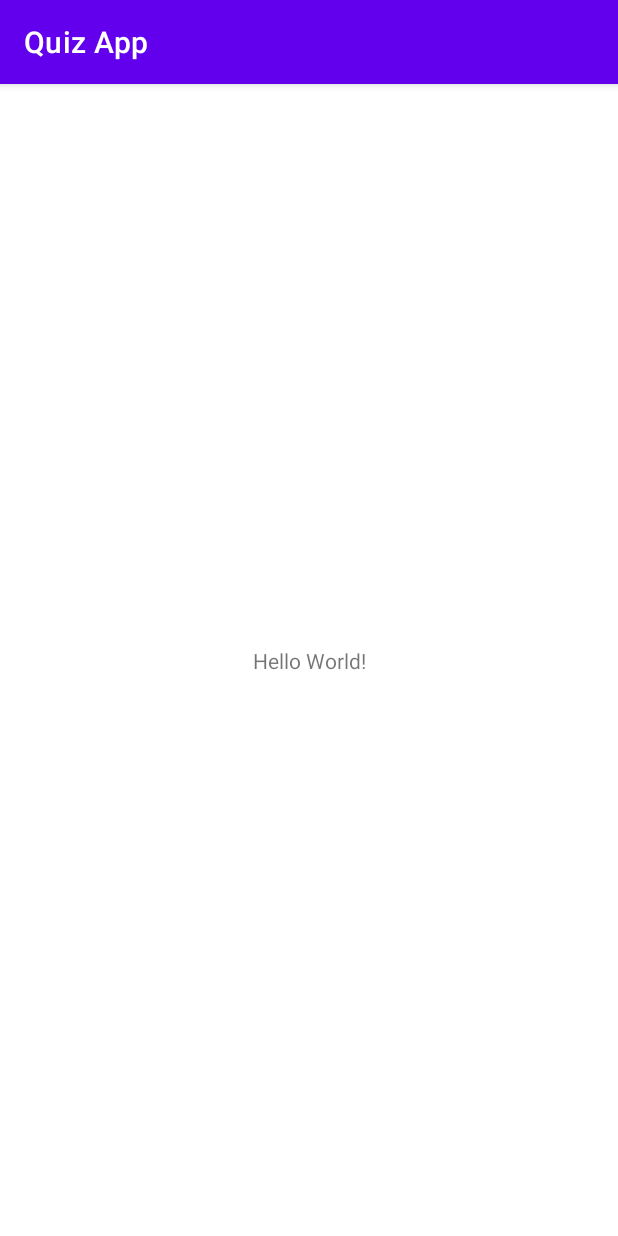
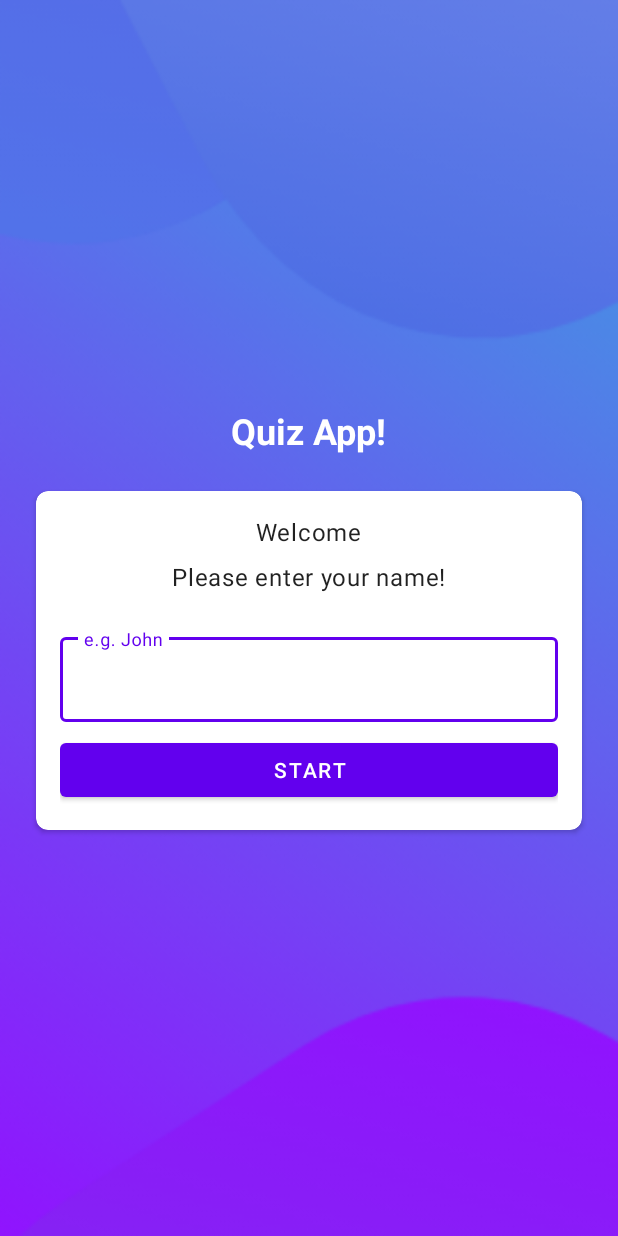
Before and after one commit to budifauzan/QuizApp, an Android app: the screen it shows after launch (MainActivity), on a phone screen of 412 x 824 dp. Run offline under Robolectric (Android 15) with nearby library versions, the phone set to English and light mode, and no system bars.

Commit message:
UI and displaying quiz questions

```diff
--- a/app/src/main/AndroidManifest.xml
+++ b/app/src/main/AndroidManifest.xml
@@ -14,8 +14,12 @@
         android:theme="@style/Theme.QuizApp"
         tools:targetApi="31">
         <activity
+            android:name=".QuizQuestionsActivity"
+            android:exported="false" />
+        <activity
             android:name=".MainActivity"
-            android:exported="true">
+            android:exported="true"
+            android:screenOrientation="sensorPortrait">
             <intent-filter>
                 <action android:name="android.intent.action.MAIN" />
 
--- a/app/src/main/java/com/example/quizapp/MainActivity.kt
+++ b/app/src/main/java/com/example/quizapp/MainActivity.kt
@@ -1,11 +1,37 @@
 package com.example.quizapp
 
+import android.content.Intent
 import androidx.appcompat.app.AppCompatActivity
 import android.os.Bundle
+import android.widget.Button
+import android.widget.EditText
+import android.widget.Toast
 
 class MainActivity : AppCompatActivity() {
+    private var edtName: EditText? = null
+    private var btnStart: Button? = null
     override fun onCreate(savedInstanceState: Bundle?) {
         super.onCreate(savedInstanceState)
         setContentView(R.layout.activity_main)
+        initializeView()
+        setOnClick()
+    }
+
+    private fun initializeView() {
+        edtName = findViewById(R.id.edt_activity_main_name)
+        btnStart = findViewById(R.id.btn_activity_main_start)
+    }
+
+    private fun setOnClick() {
+        btnStart?.setOnClickListener {
+            if (edtName?.text.toString().isEmpty()) {
+                Toast.makeText(this, "Please enter your name!", Toast.LENGTH_SHORT).show()
+            } else {
+                val intent = Intent(this, QuizQuestionsActivity::class.java)
+                intent.putExtra("userName", edtName?.text.toString())
+                startActivity(intent)
+            }
+
+        }
     }
 }
--- a/app/src/main/res/layout/activity_main.xml
+++ b/app/src/main/res/layout/activity_main.xml
@@ -4,15 +4,94 @@
     xmlns:tools="http://schemas.android.com/tools"
     android:layout_width="match_parent"
     android:layout_height="match_parent"
+    android:background="@drawable/bg"
     tools:context=".MainActivity">
 
     <TextView
+        android:id="@+id/textView"
+        style="@style/TextAppearance.MaterialComponents.Headline5"
         android:layout_width="wrap_content"
         android:layout_height="wrap_content"
-        android:text="Hello World!"
+        android:layout_marginBottom="8dp"
+        android:text="Quiz App!"
+        android:textColor="@android:color/white"
+        android:textStyle="bold"
+        app:layout_constraintBottom_toTopOf="@+id/cardView"
+        app:layout_constraintEnd_toEndOf="parent"
+        app:layout_constraintStart_toStartOf="parent"
+        app:layout_constraintTop_toTopOf="parent"
+        app:layout_constraintVertical_chainStyle="packed" />
+
+    <androidx.cardview.widget.CardView
+        android:id="@+id/cardView"
+        android:layout_width="0dp"
+        android:layout_height="wrap_content"
+        android:layout_marginStart="24dp"
+        android:layout_marginTop="16dp"
+        android:layout_marginEnd="24dp"
+        android:background="@android:color/white"
+        app:cardCornerRadius="8dp"
         app:layout_constraintBottom_toBottomOf="parent"
         app:layout_constraintEnd_toEndOf="parent"
         app:layout_constraintStart_toStartOf="parent"
-        app:layout_constraintTop_toTopOf="parent" />
+        app:layout_constraintTop_toBottomOf="@+id/textView">
 
+        <androidx.constraintlayout.widget.ConstraintLayout
+            android:layout_width="match_parent"
+            android:layout_height="match_parent"
+            android:layout_margin="16dp">
+
+            <TextView
+                android:id="@+id/textView2"
+                style="@style/TextAppearance.MaterialComponents.Body1"
+                android:layout_width="wrap_content"
+                android:layout_height="wrap_content"
+                android:text="Welcome"
+                app:layout_constraintEnd_toEndOf="parent"
+                app:layout_constraintStart_toStartOf="parent"
+                app:layout_constraintTop_toTopOf="parent" />
+
+            <TextView
+                android:id="@+id/textView3"
+                style="@style/TextAppearance.MaterialComponents.Body1"
+                android:layout_width="wrap_content"
+                android:layout_height="wrap_content"
+                android:layout_marginTop="8dp"
+                android:text="Please enter your name!"
+                app:layout_constraintEnd_toEndOf="parent"
+                app:layout_constraintStart_toStartOf="parent"
+                app:layout_constraintTop_toBottomOf="@+id/textView2" />
+
+            <com.google.android.material.textfield.TextInputLayout
+                android:id="@+id/til_activity_main_name"
+                style="@style/Widget.MaterialComponents.TextInputLayout.OutlinedBox"
+                android:layout_width="0dp"
+                android:layout_height="wrap_content"
+                android:layout_marginTop="24dp"
+                app:layout_constraintEnd_toEndOf="parent"
+                app:layout_constraintStart_toStartOf="parent"
+                app:layout_constraintTop_toBottomOf="@id/textView3">
+
+                <com.google.android.material.textfield.TextInputEditText
+                    android:id="@+id/edt_activity_main_name"
+                    android:layout_width="match_parent"
+                    android:layout_height="match_parent"
+                    android:hint="e.g. John" />
+            </com.google.android.material.textfield.TextInputLayout>
+
+            <Button
+                android:id="@+id/btn_activity_main_start"
+                style="@style/TextAppearance.MaterialComponents.Button"
+                android:layout_width="0dp"
+                android:layout_height="wrap_content"
+                android:layout_marginTop="8dp"
+                android:text="Start"
+                android:textColor="@color/white"
+                app:layout_constraintEnd_toEndOf="@id/til_activity_main_name"
+                app:layout_constraintStart_toStartOf="@id/til_activity_main_name"
+                app:layout_constraintTop_toBottomOf="@id/til_activity_main_name" />
+
+        </androidx.constraintlayout.widget.ConstraintLayout>
+
+    </androidx.cardview.widget.CardView>
 </androidx.constraintlayout.widget.ConstraintLayout>
--- a/app/src/main/res/values/themes.xml
+++ b/app/src/main/res/values/themes.xml
@@ -1,6 +1,6 @@
 <resources xmlns:tools="http://schemas.android.com/tools">
     <!-- Base application theme. -->
-    <style name="Theme.QuizApp" parent="Theme.MaterialComponents.DayNight.DarkActionBar">
+    <style name="Theme.QuizApp" parent="Theme.MaterialComponents.DayNight.NoActionBar">
         <!-- Primary brand color. -->
         <item name="colorPrimary">@color/purple_500</item>
         <item name="colorPrimaryVariant">@color/purple_700</item>
@@ -12,5 +12,6 @@
         <!-- Status bar color. -->
         <item name="android:statusBarColor" tools:targetApi="l">?attr/colorPrimaryVariant</item>
         <!-- Customize your theme here. -->
+        <item name="android:windowFullscreen">true</item>
     </style>
 </resources>
```
Also changed, not shown: app/src/main/java/com/example/quizapp/Constants.kt (added, +129 -0 lines), app/src/main/java/com/example/quizapp/QuestionModel.kt (added, +12 -0 lines), app/src/main/java/com/example/quizapp/QuizQuestionsActivity.kt (added, +64 -0 lines), app/src/main/res/drawable/options_bg.xml (added, +9 -0 lines), app/src/main/res/layout/activity_quiz_questions.xml (added, +134 -0 lines), app/src/main/res/drawable-v24/bg.png (added), app/src/main/res/drawable-v24/ic_flag_of_argentina.png (added), app/src/main/res/drawable-v24/ic_flag_of_australia.png (added), app/src/main/res/drawable-v24/ic_flag_of_belgium.png (added), app/src/main/res/drawable-v24/ic_flag_of_brazil.png (added), app/src/main/res/drawable-v24/ic_flag_of_denmark.png (added), app/src/main/res/drawable-v24/ic_flag_of_fiji.png (added), app/src/main/res/drawable-v24/ic_flag_of_germany.png (added), app/src/main/res/drawable-v24/ic_flag_of_india.png (added), 2 more files.
